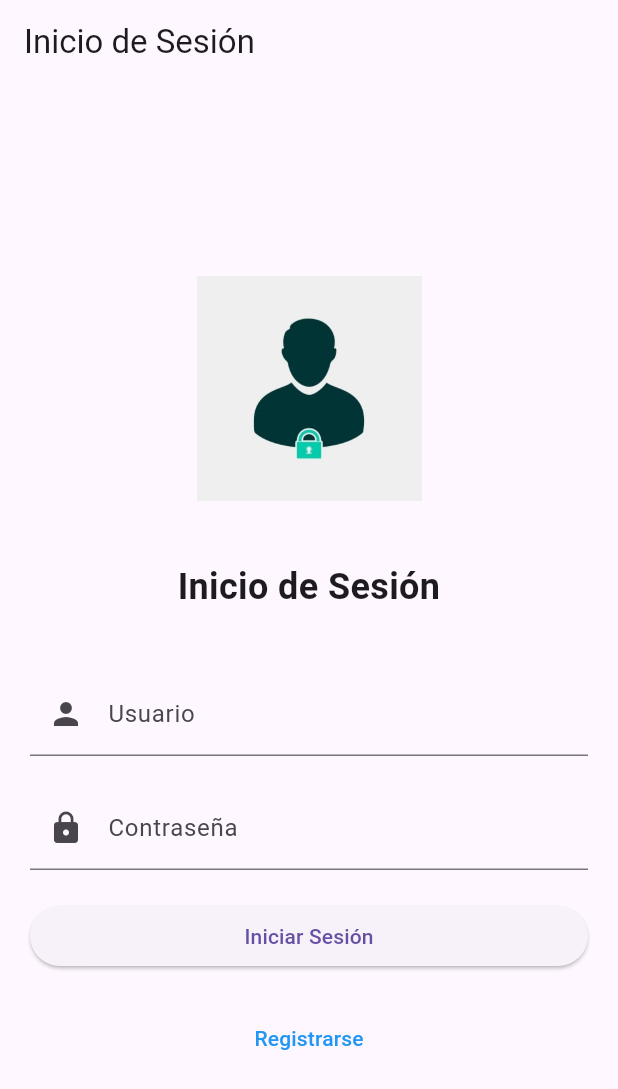
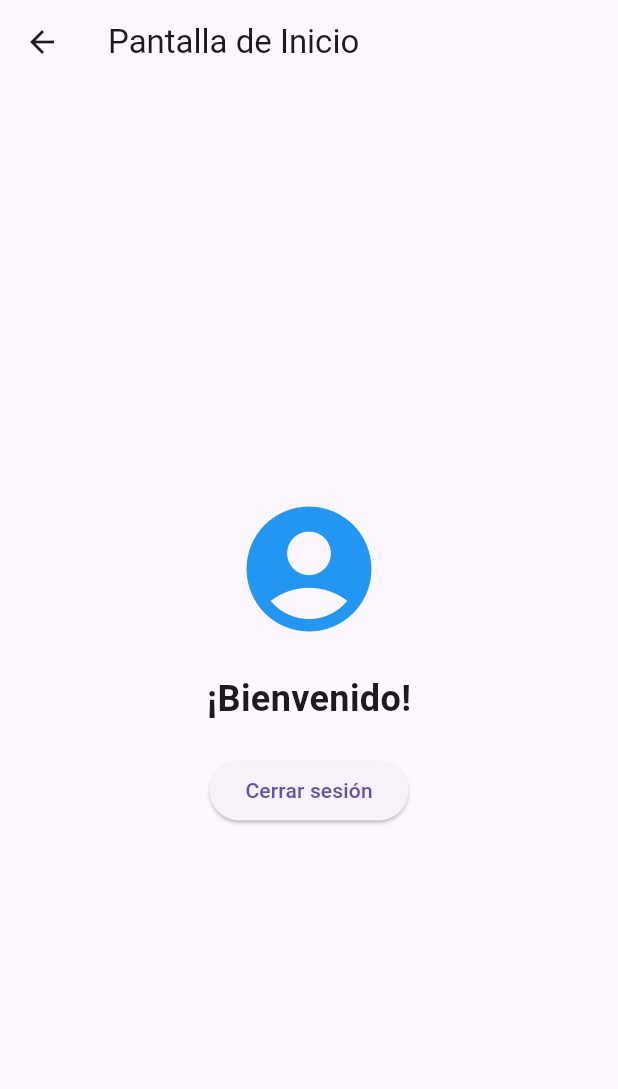
Before and after one commit to EriyesPz/App-Autenticacion, a Flutter app: the screen it shows after launch, after a tap on "Iniciar Sesión", on a phone screen of 412 x 824 dp. Shown: the top 1089 px of the screen. Run offline on Flutter 3.47's test engine with Material 3 defaults, Android fonts, the phone set to English and light mode, and no system bars.

Commit message:
Agregando pantalla de Inicio

```diff
--- /dev/null
+++ b/lib/home_pantalla.dart
@@ -0,0 +1,40 @@
+import 'package:flutter/material.dart';
+import 'login_pantalla.dart';
+
+class PantallaInicio extends StatelessWidget {
+  @override
+  Widget build(BuildContext context) {
+    return Scaffold(
+      appBar: AppBar(
+        title: Text('Pantalla de Inicio'),
+      ),
+      body: Center(
+        child: Column(
+          mainAxisAlignment: MainAxisAlignment.center,
+          children: [
+            Icon(
+              Icons.account_circle, // Icono de usuario
+              size: 100,
+              color: Colors.blue,
+            ),
+            SizedBox(height: 20),
+            Text(
+              '¡Bienvenido!',
+              style: TextStyle(fontSize: 24, fontWeight: FontWeight.bold),
+            ),
+            SizedBox(height: 20),
+            ElevatedButton(
+              onPressed: () {
+                Navigator.push(
+                  context,
+                  MaterialPageRoute(builder: (context) => InicioSesion()),
+                );
+              },
+              child: Text('Cerrar sesión'),
+            ),
+          ],
+        ),
+      ),
+    );
+  }
+}
--- a/lib/login_pantalla.dart
+++ b/lib/login_pantalla.dart
@@ -1,5 +1,6 @@
 import 'package:flutter/material.dart';
-import 'registro_pantalla.dart'; // Importa el archivo de la pantalla de registro
+import 'registro_pantalla.dart';
+import 'home_pantalla.dart';
 
 class InicioSesion extends StatelessWidget {
   @override
@@ -52,7 +53,10 @@ class InicioSesion extends StatelessWidget {
             SizedBox(height: 20.0),
             ElevatedButton(
               onPressed: () {
-                // Implementa la lógica de autenticación aquí
+                Navigator.push(
+                  context,
+                  MaterialPageRoute(builder: (context)=> PantallaInicio()),
+                );
               },
               child: Text('Iniciar Sesión'),
             ),
```
